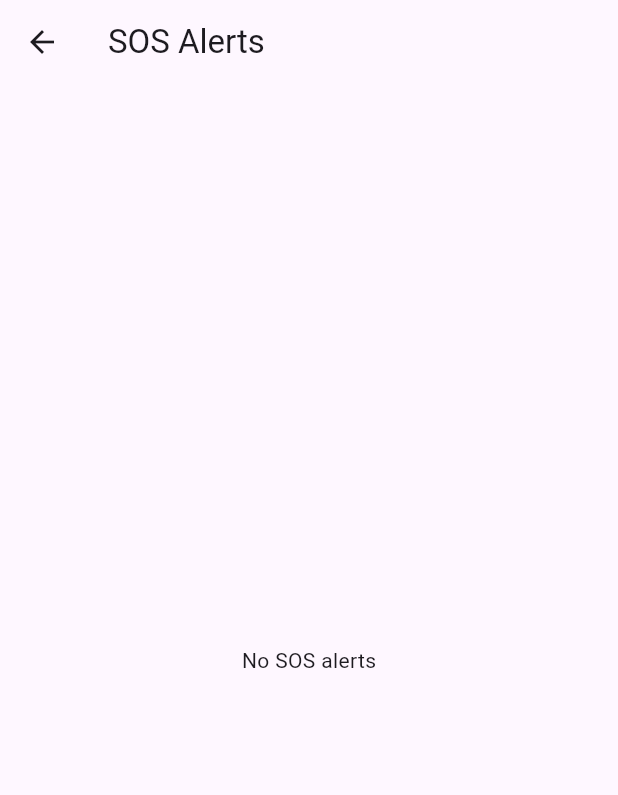
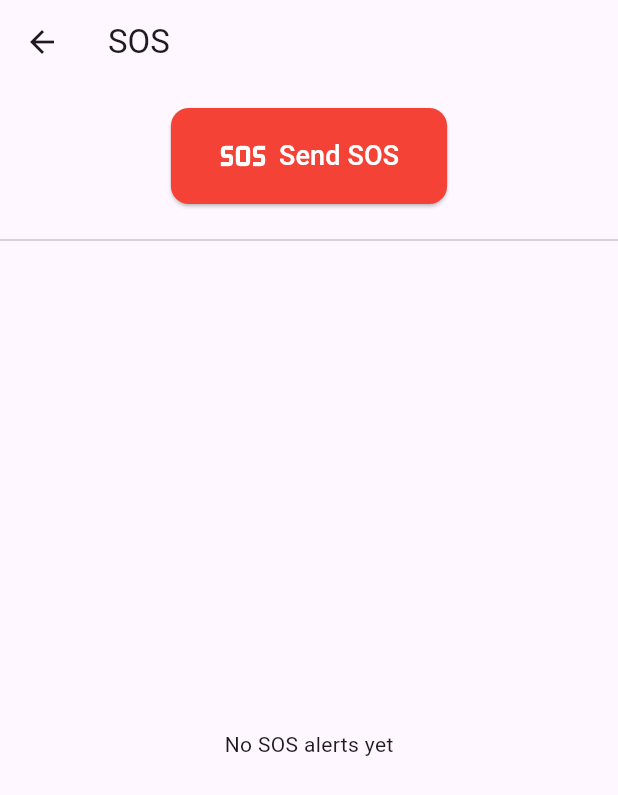
Before and after one commit to SooryaPandian/DORA-Frontend, a Flutter app: the SOSPage screen opened directly with empty values, on a phone screen of 412 x 824 dp. Shown: the top 795 px of the screen. Run offline on Flutter 3.47's test engine with Material 3 defaults, Android fonts, the phone set to English and light mode, and no system bars; our stand-ins replace geolocator, google_maps_flutter, shared_preferences, socket_io_client, vibration; missing offline and left inert: mobile_scanner; accounts and stored records are empty; network calls fail.

Commit message:
Added SOS functionality

```diff
--- a/lib/pages/sos_page.dart
+++ b/lib/pages/sos_page.dart
@@ -1,34 +1,69 @@
+// pages/sos_page.dart
 import 'package:flutter/material.dart';
 
 class SOSPage extends StatelessWidget {
-  final List<Map<String, dynamic>> alerts;
-  final Map<String, String> usernames;
+  final List<Map<String, dynamic>> sosLogs;
+  final bool mySOSActive;
+  final VoidCallback onToggleSOS;
 
-  const SOSPage({super.key, required this.alerts, required this.usernames});
+  const SOSPage({
+    super.key,
+    required this.sosLogs,
+    required this.mySOSActive,
+    required this.onToggleSOS,
+  });
 
   @override
   Widget build(BuildContext context) {
     return Scaffold(
-      appBar: AppBar(title: const Text("SOS Alerts")),
-      body: alerts.isEmpty
-          ? const Center(child: Text("No SOS alerts"))
-          : ListView.builder(
-        itemCount: alerts.length,
-        itemBuilder: (ctx, i) {
-          final alert = alerts[i];
-          final userId = alert["user_id"];
-          final username = usernames[userId] ?? "Unknown";
-          final time = alert["timestamp"]?.toString() ?? "";
+      appBar: AppBar(title: const Text("SOS")),
+      body: Column(
+        children: [
+          // Fixed SOS button
+          Padding(
+            padding: const EdgeInsets.all(16.0),
+            child: ElevatedButton.icon(
+              style: ElevatedButton.styleFrom(
+                backgroundColor: Colors.red,
+                padding: const EdgeInsets.symmetric(vertical: 16, horizontal: 32),
+                shape: RoundedRectangleBorder(
+                  borderRadius: BorderRadius.circular(12),
+                ),
+              ),
+              icon: const Icon(Icons.sos, color: Colors.white, size: 32),
+              label: Text(
+                mySOSActive ? "Stop SOS" : "Send SOS",
+                style: const TextStyle(color: Colors.white, fontSize: 18),
+              ),
+              onPressed: onToggleSOS,
+            ),
+          ),
 
-          return Card(
-            margin: const EdgeInsets.all(8),
-            child: ListTile(
-              leading: const Icon(Icons.sos, color: Colors.red),
-              title: Text("$username raised SOS"),
-              subtitle: Text(time),
+          const Divider(),
+
+          // Logs list
+          Expanded(
+            child: sosLogs.isEmpty
+                ? const Center(child: Text("No SOS alerts yet"))
+                : ListView.builder(
+              itemCount: sosLogs.length,
+              itemBuilder: (context, index) {
+                final log = sosLogs[index];
+                return ListTile(
+                  leading: Icon(
+                    Icons.sos,
+                    color: log["active"] ? Colors.red : Colors.grey,
+                  ),
+                  title: Text(log["username"] ?? log["user_id"]),
+                  subtitle: Text(log["timestamp"]),
+                  trailing: log["active"]
+                      ? const Text("ACTIVE", style: TextStyle(color: Colors.red))
+                      : const Text("CLEARED", style: TextStyle(color: Colors.green)),
+                );
+              },
             ),
-          );
-        },
+          ),
+        ],
       ),
     );
   }
--- a/pubspec.yaml
+++ b/pubspec.yaml
@@ -41,6 +41,7 @@ dependencies:
   shared_preferences: ^2.5.3
   google_maps_flutter: ^2.5.0
   mobile_scanner: ^5.1.1
+  vibration: ^3.1.3
 
 dev_dependencies:
   flutter_test:
```
Also changed, not shown: lib/pages/features_page.dart (added, +51 -0 lines), lib/pages/room_home_page.dart (+140 -18 lines), pubspec.lock, 3 other files.
